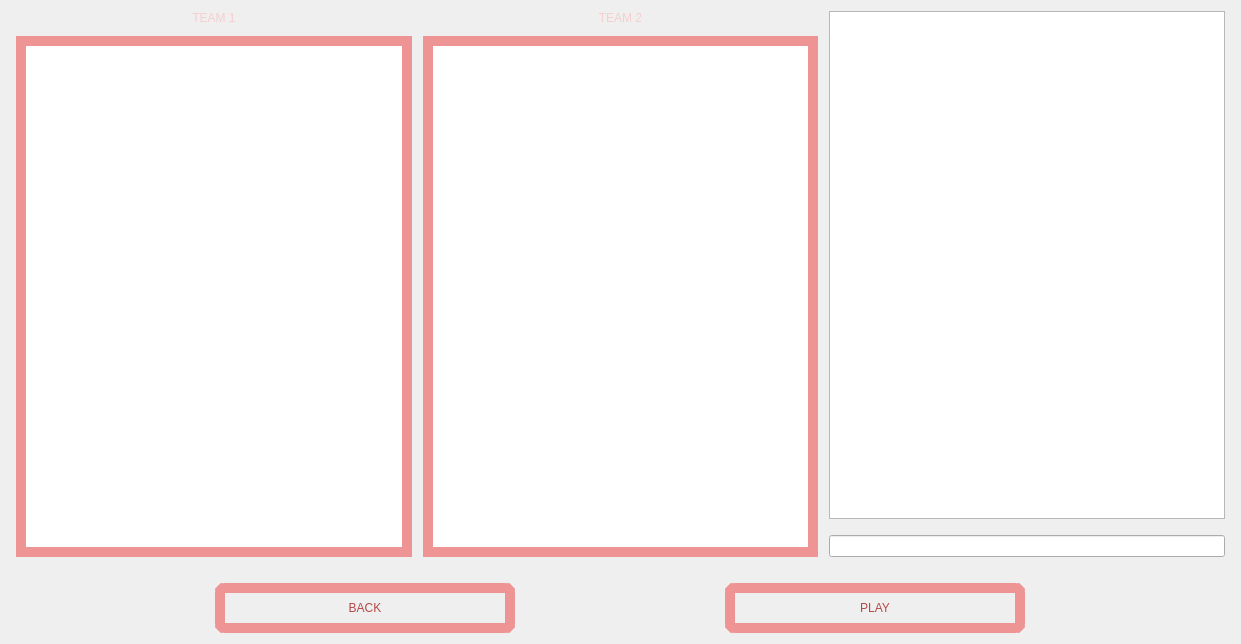
Divljo31/MATFWars, file MATFWars/waitingroom.ui: the form before one commit.
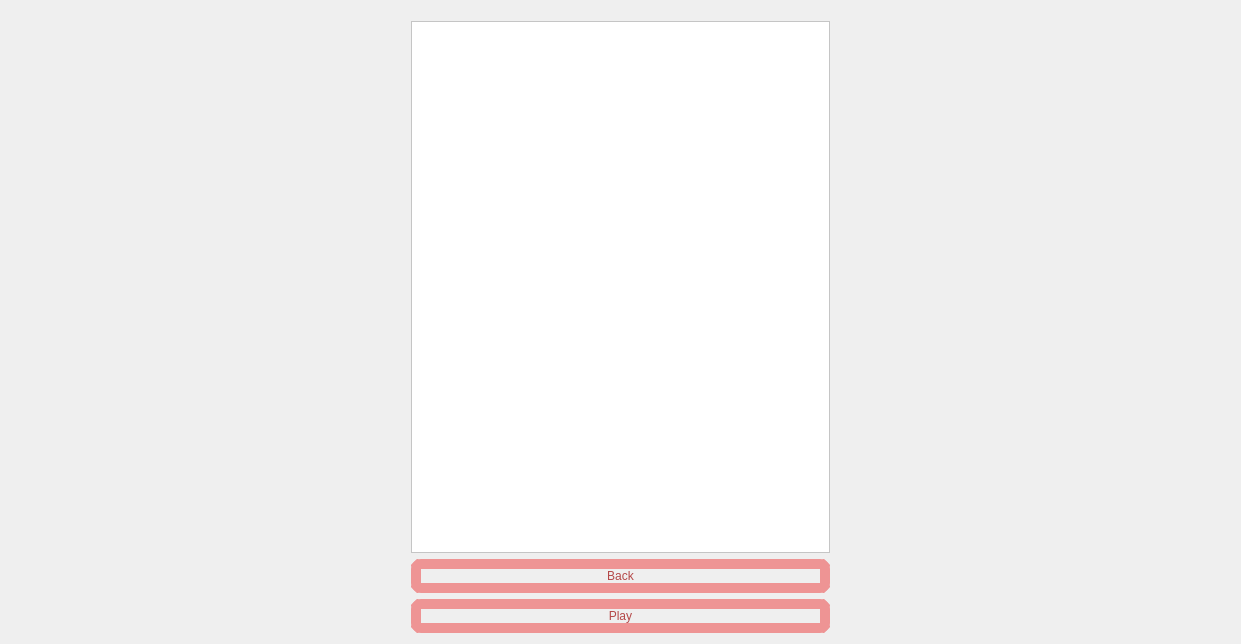
The form after the commit. Icons and pictures are not drawn.

Commit message: chat v2 plus server fix

```diff
--- a/MATFWars/waitingroom.ui
+++ b/MATFWars/waitingroom.ui
@@ -25,146 +25,18 @@
         <enum>Qt::Horizontal</enum>
        </property>
        <property name="sizeType">
-        <enum>QSizePolicy::Fixed</enum>
+        <enum>QSizePolicy::Preferred</enum>
        </property>
        <property name="sizeHint" stdset="0">
         <size>
-         <width>5</width>
-         <height>10</height>
-        </size>
-       </property>
-      </spacer>
-     </item>
-     <item>
-      <layout class="QVBoxLayout" name="verticalLayout">
-       <item>
-        <widget class="QLabel" name="team1_label">
-         <property name="styleSheet">
-          <string notr="true">font: 600 20pt &quot;URW Bookman&quot;;
-color: rgb(246, 206, 206);
-</string>
-         </property>
-         <property name="text">
-          <string>TEAM 1</string>
-         </property>
-         <property name="alignment">
-          <set>Qt::AlignCenter</set>
-         </property>
-        </widget>
-       </item>
-       <item>
-        <spacer name="verticalSpacer">
-         <property name="orientation">
-          <enum>Qt::Vertical</enum>
-         </property>
-         <property name="sizeType">
-          <enum>QSizePolicy::Fixed</enum>
-         </property>
-         <property name="sizeHint" stdset="0">
-          <size>
-           <width>5</width>
-           <height>5</height>
-          </size>
-         </property>
-        </spacer>
-       </item>
-       <item>
-        <widget class="QTextBrowser" name="team1_textBrowser">
-         <property name="styleSheet">
-          <string notr="true">border:10px solid;
-border-color: rgb(238, 148, 148);
-border-image: url(:/background/backgroundBtns.jpg);</string>
-         </property>
-        </widget>
-       </item>
-      </layout>
-     </item>
-     <item>
-      <spacer name="horizontalSpacer_2">
-       <property name="orientation">
-        <enum>Qt::Horizontal</enum>
-       </property>
-       <property name="sizeType">
-        <enum>QSizePolicy::Fixed</enum>
-       </property>
-       <property name="sizeHint" stdset="0">
-        <size>
-         <width>5</width>
-         <height>10</height>
-        </size>
-       </property>
-      </spacer>
-     </item>
-     <item>
-      <layout class="QVBoxLayout" name="verticalLayout_2">
-       <item>
-        <widget class="QLabel" name="team2_label">
-         <property name="styleSheet">
-          <string notr="true">color: rgb(246, 206, 206);
-font: 600 20pt &quot;URW Bookman&quot;;
-</string>
-         </property>
-         <property name="text">
-          <string>TEAM 2</string>
-         </property>
-         <property name="alignment">
-          <set>Qt::AlignCenter</set>
-         </property>
-        </widget>
-       </item>
-       <item>
-        <spacer name="verticalSpacer_2">
-         <property name="orientation">
-          <enum>Qt::Vertical</enum>
-         </property>
-         <property name="sizeType">
-          <enum>QSizePolicy::Fixed</enum>
-         </property>
-         <property name="sizeHint" stdset="0">
-          <size>
-           <width>5</width>
-           <height>5</height>
-          </size>
-         </property>
-        </spacer>
-       </item>
-       <item>
-        <widget class="QTextBrowser" name="team2_textBrowser">
-         <property name="styleSheet">
-          <string notr="true">border:10px solid;
-border-color: rgb(238, 148, 148);
-border-image: url(:/background/backgroundBtns.jpg);</string>
-         </property>
-        </widget>
-       </item>
-      </layout>
-     </item>
-     <item>
-      <spacer name="horizontalSpacer_3">
-       <property name="orientation">
-        <enum>Qt::Horizontal</enum>
-       </property>
-       <property name="sizeType">
-        <enum>QSizePolicy::Fixed</enum>
-       </property>
-       <property name="sizeHint" stdset="0">
-        <size>
-         <width>5</width>
-         <height>10</height>
+         <width>400</width>
+         <height>20</height>
         </size>
        </property>
       </spacer>
      </item>
      <item>
       <layout class="QVBoxLayout" name="verticalLayout_3">
-       <item>
-        <widget class="QTextBrowser" name="chat_textBrowser">
-         <property name="styleSheet">
-          <string notr="true">background-image: url(:/background/whiteBackground.jpg);
-</string>
-         </property>
-        </widget>
-       </item>
        <item>
         <spacer name="verticalSpacer_4">
          <property name="orientation">
@@ -182,9 +54,39 @@
         </spacer>
        </item>
        <item>
-        <widget class="QLineEdit" name="chat_lineEdit">
+        <widget class="QTextEdit" name="waitingRoom_textEdit">
          <property name="styleSheet">
-          <string notr="true">background-image: url(:/background/whiteBackground.jpg);</string>
+          <string notr="true">background-color: rgb(255, 255, 255);</string>
+         </property>
+        </widget>
+       </item>
+       <item>
+        <widget class="QPushButton" name="back_wait_button">
+         <property name="styleSheet">
+          <string notr="true">color:rgb(180, 72, 72);
+font: 600 25pt &quot;URW Bookman&quot;;
+background-image: url(:/background/backgroundBtns.jpg);
+border-radius:10px;
+border:10px solid;
+border-color: rgb(238, 148, 148);</string>
+         </property>
+         <property name="text">
+          <string>Back</string>
+         </property>
+        </widget>
+       </item>
+       <item>
+        <widget class="QPushButton" name="play_wait_button">
+         <property name="styleSheet">
+          <string notr="true">color:rgb(180, 72, 72);
+font: 600 25pt &quot;URW Bookman&quot;;
+background-image: url(:/background/backgroundBtns.jpg);
+border-radius:10px;
+border:10px solid;
+border-color: rgb(238, 148, 148);</string>
+         </property>
+         <property name="text">
+          <string>Play</string>
          </property>
         </widget>
        </item>
@@ -200,7 +102,7 @@
        </property>
        <property name="sizeHint" stdset="0">
         <size>
-         <width>5</width>
+         <width>400</width>
          <height>10</height>
         </size>
        </property>
@@ -208,140 +110,6 @@
      </item>
     </layout>
    </item>
-   <item>
-    <spacer name="verticalSpacer_3">
-     <property name="orientation">
-      <enum>Qt::Vertical</enum>
-     </property>
-     <property name="sizeType">
-      <enum>QSizePolicy::Fixed</enum>
-     </property>
-     <property name="sizeHint" stdset="0">
-      <size>
-       <width>20</width>
-       <height>20</height>
-      </size>
-     </property>
-    </spacer>
-   </item>
-   <item>
-    <layout class="QHBoxLayout" name="horizontalLayout_4">
-     <item>
-      <spacer name="horizontalSpacer_5">
-       <property name="orientation">
-        <enum>Qt::Horizontal</enum>
-       </property>
-       <property name="sizeType">
-        <enum>QSizePolicy::Fixed</enum>
-       </property>
-       <property name="sizeHint" stdset="0">
-        <size>
-         <width>20</width>
-         <height>20</height>
-        </size>
-       </property>
-      </spacer>
-     </item>
-     <item>
-      <widget class="QPushButton" name="back_wait_button">
-       <property name="sizePolicy">
-        <sizepolicy hsizetype="Expanding" vsizetype="Expanding">
-         <horstretch>3</horstretch>
-         <verstretch>3</verstretch>
-        </sizepolicy>
-       </property>
-       <property name="minimumSize">
-        <size>
-         <width>30</width>
-         <height>50</height>
-        </size>
-       </property>
-       <property name="maximumSize">
-        <size>
-         <width>300</width>
-         <height>50</height>
-        </size>
-       </property>
-       <property name="styleSheet">
-        <string notr="true">color:rgb(180, 72, 72);
-font: 600 25pt &quot;URW Bookman&quot;;
-border-radius:10px;
-border:10px solid;
-border-color: rgb(238, 148, 148);
-border-image: url(:/background/backgroundBtns.jpg);</string>
-       </property>
-       <property name="text">
-        <string>BACK</string>
-       </property>
-      </widget>
-     </item>
-     <item>
-      <spacer name="horizontalSpacer_6">
-       <property name="orientation">
-        <enum>Qt::Horizontal</enum>
-       </property>
-       <property name="sizeType">
-        <enum>QSizePolicy::Fixed</enum>
-       </property>
-       <property name="sizeHint" stdset="0">
-        <size>
-         <width>20</width>
-         <height>20</height>
-        </size>
-       </property>
-      </spacer>
-     </item>
-     <item>
-      <widget class="QPushButton" name="play_wait_button">
-       <property name="sizePolicy">
-        <sizepolicy hsizetype="Expanding" vsizetype="Expanding">
-         <horstretch>3</horstretch>
-         <verstretch>3</verstretch>
-        </sizepolicy>
-       </property>
-       <property name="minimumSize">
-        <size>
-         <width>30</width>
-         <height>50</height>
-        </size>
-       </property>
-       <property name="maximumSize">
-        <size>
-         <width>300</width>
-         <height>50</height>
-        </size>
-       </property>
-       <property name="styleSheet">
-        <string notr="true">color:rgb(180, 72, 72);
-font: 600 25pt &quot;URW Bookman&quot;;
-border-radius:10px;
-border:10px solid;
-border-color: rgb(238, 148, 148);
-border-image: url(:/background/backgroundBtns.jpg);</string>
-       </property>
-       <property name="text">
-        <string>PLAY</string>
-       </property>
-      </widget>
-     </item>
-     <item>
-      <spacer name="horizontalSpacer_7">
-       <property name="orientation">
-        <enum>Qt::Horizontal</enum>
-       </property>
-       <property name="sizeType">
-        <enum>QSizePolicy::Fixed</enum>
-       </property>
-       <property name="sizeHint" stdset="0">
-        <size>
-         <width>20</width>
-         <height>20</height>
-        </size>
-       </property>
-      </spacer>
-     </item>
-    </layout>
-   </item>
   </layout>
  </widget>
  <resources/>
```
Left out of the diff: 4 changed lines with no effect on the pictures. The commit also changes 15 other files.
